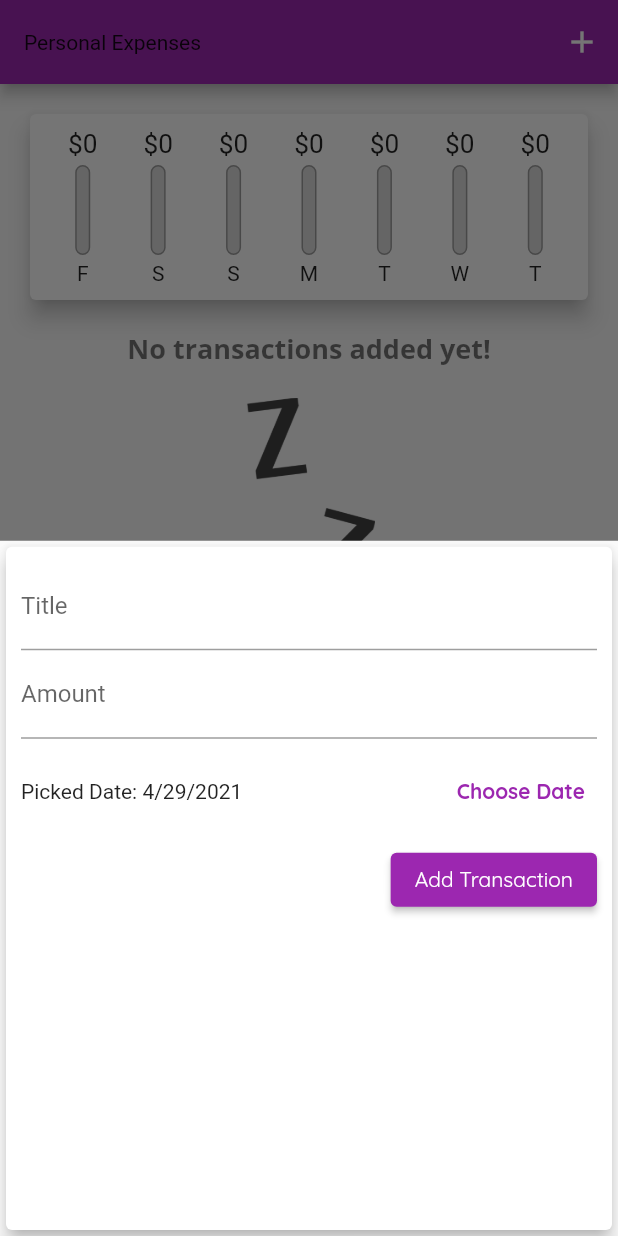
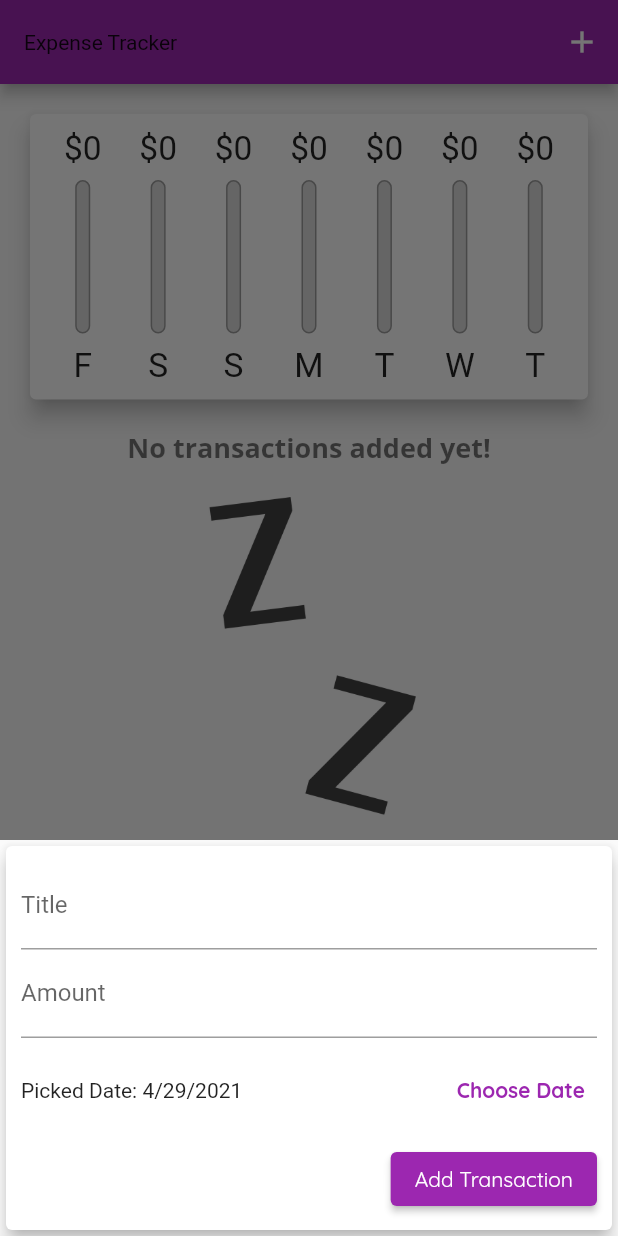
Before and after one commit to mal7othify/expense-tracker, a Flutter app: the screen it shows after launch, after a tap on the "add" icon, on a phone screen of 412 x 824 dp. Run offline on Flutter 3.47's test engine with Material 2 defaults, Android fonts, the phone set to English and light mode, and no system bars.

Commit message:
making the app responsive

```diff
--- a/lib/main.dart
+++ b/lib/main.dart
@@ -1,3 +1,6 @@
+import 'dart:io';
+
+import 'package:flutter/cupertino.dart';
 import 'package:flutter/material.dart';
 
 import './widgets/new_transaction.dart';
@@ -5,7 +8,14 @@ import './widgets/transaction_list.dart';
 import './widgets/chart.dart';
 import './models/transaction.dart';
 
-void main() => runApp(MyApp());
+void main() {
+  // In case we want the app to be locked in a specific orientation.
+  // SystemChrome.setPreferredOrientations([
+  //   DeviceOrientation.portraitUp,
+  //   DeviceOrientation.portraitUp,
+  // ]);
+  runApp(MyApp());
+}
 
 class MyApp extends StatelessWidget {
   @override
@@ -92,10 +102,13 @@ class _MyHomePageState extends State<MyHomePage> {
 
   @override
   Widget build(BuildContext context) {
-    return Scaffold(
-      appBar: AppBar(
+    // Adaptive behaviour
+    final mediaQuery = MediaQuery.of(context);
+
+    //Adaptive app bar for both Android and iOS
+    final appBar = AppBar(
       title: Text(
-          'Personal Expenses',
+        'Expense Tracker',
       ),
       actions: <Widget>[
         IconButton(
@@ -103,18 +116,37 @@ class _MyHomePageState extends State<MyHomePage> {
           onPressed: () => _startAddNewTransaction(context),
         ),
       ],
-      ),
-      body: SingleChildScrollView(
+    );
+
+    return Scaffold(
+      appBar: appBar,
+      body: SafeArea(
+        child: SingleChildScrollView(
           child: Column(
             crossAxisAlignment: CrossAxisAlignment.stretch,
             children: <Widget>[
-            Chart(_recentTransactions),
-            TransactionList(_userTransactions, _deleteTransaction),
+              Container(
+                height: (mediaQuery.size.height -
+                        appBar.preferredSize.height -
+                        mediaQuery.padding.top) *
+                    0.3,
+                child: Chart(_recentTransactions),
+              ),
+              Container(
+                height: (mediaQuery.size.height -
+                        appBar.preferredSize.height -
+                        mediaQuery.padding.top) *
+                    0.7,
+                child: TransactionList(_userTransactions, _deleteTransaction),
+              ),
             ],
           ),
         ),
+      ),
       floatingActionButtonLocation: FloatingActionButtonLocation.centerFloat,
-      floatingActionButton: FloatingActionButton(
+      floatingActionButton: Platform.isIOS
+          ? Container()
+          : FloatingActionButton(
               child: Icon(Icons.add),
               onPressed: () => _startAddNewTransaction(context),
             ),
--- a/lib/widgets/chart_bar.dart
+++ b/lib/widgets/chart_bar.dart
@@ -9,19 +9,21 @@ class ChartBar extends StatelessWidget {
 
   @override
   Widget build(BuildContext context) {
+    return LayoutBuilder(
+      builder: (ctx, constraints) {
         return Column(
           children: <Widget>[
             Container(
-          height: 20,
+              height: constraints.maxHeight * 0.15,
               child: FittedBox(
                 child: Text('\$${spendingAmount.toStringAsFixed(0)}'),
               ),
             ),
             SizedBox(
-          height: 4,
+              height: constraints.maxHeight * 0.05,
             ),
             Container(
-          height: 60,
+              height: constraints.maxHeight * 0.6,
               width: 10,
               child: Stack(
                 children: <Widget>[
@@ -45,10 +47,17 @@ class ChartBar extends StatelessWidget {
               ),
             ),
             SizedBox(
-          height: 4,
+              height: constraints.maxHeight * 0.05,
             ),
-        Text(label),
+            Container(
+              height: constraints.maxHeight * 0.15,
+              child: FittedBox(
+                child: Text(label),
+              ),
+            ),
           ],
+        );
+      },
     );
   }
 }
--- a/lib/widgets/new_transaction.dart
+++ b/lib/widgets/new_transaction.dart
@@ -1,3 +1,6 @@
+import 'dart:io';
+
+import 'package:flutter/cupertino.dart';
 import 'package:flutter/material.dart';
 import 'package:intl/intl.dart';
 
@@ -49,15 +52,20 @@ class _NewTransactionState extends State<NewTransaction> {
         _selectedDate = pickedDate;
       });
     });
-    print('...');
   }
 
   @override
   Widget build(BuildContext context) {
-    return Card(
+    return SingleChildScrollView(
+      child: Card(
         elevation: 5,
         child: Container(
-        padding: EdgeInsets.all(10),
+          padding: EdgeInsets.only(
+            top: 10,
+            left: 10,
+            right: 10,
+            bottom: MediaQuery.of(context).viewInsets.bottom + 10,
+          ),
           child: Column(
             crossAxisAlignment: CrossAxisAlignment.end,
             children: <Widget>[
@@ -81,8 +89,18 @@ class _NewTransactionState extends State<NewTransaction> {
                         'Picked Date: ${DateFormat.yMd().format(_selectedDate)}',
                       ),
                     ),
-                  TextButton(
-                    // style: ButtonStyle(foregroundColor: Theme.of(context).primaryColor ),
+                    Platform.isIOS
+                        ? CupertinoButton(
+                            child: Text(
+                              'Choose Date',
+                              style: TextStyle(
+                                fontWeight: FontWeight.bold,
+                              ),
+                            ),
+                            onPressed: _presentDatePicker,
+                          )
+                        : TextButton(
+                            // textColor: Theme.of(context).primaryColor,
                             child: Text(
                               'Choose Date',
                               style: TextStyle(
@@ -97,7 +115,7 @@ class _NewTransactionState extends State<NewTransaction> {
               ElevatedButton(
                 child: Text('Add Transaction'),
                 style: ButtonStyle(
-                  // foregroundColor: Theme.of(context).textTheme.button.color,
+                    // foregroundColor:  MaterialStateProperty.all<Color>(Theme.of(context).textTheme.button.color),
                     // backgroundColor: Theme.of(context).primaryColor,
                     ),
                 onPressed: _submitData,
@@ -105,6 +123,7 @@ class _NewTransactionState extends State<NewTransaction> {
             ],
           ),
         ),
+      ),
     );
   }
 }
--- a/lib/widgets/transaction_list.dart
+++ b/lib/widgets/transaction_list.dart
@@ -11,10 +11,9 @@ class TransactionList extends StatelessWidget {
 
   @override
   Widget build(BuildContext context) {
-    return Container(
-      height: 450,
-      child: transactions.isEmpty
-          ? Column(
+    return transactions.isEmpty
+        ? LayoutBuilder(builder: (ctx, constraints) {
+            return Column(
               children: <Widget>[
                 Text(
                   'No transactions added yet!',
@@ -24,13 +23,14 @@ class TransactionList extends StatelessWidget {
                   height: 20,
                 ),
                 Container(
-                    height: 200,
+                    height: constraints.maxHeight * 0.6,
                     child: Image.asset(
                       'assets/images/waiting.png',
                       fit: BoxFit.cover,
                     )),
               ],
-            )
+            );
+          })
         : ListView.builder(
             itemBuilder: (ctx, index) {
               return Card(
@@ -56,7 +56,17 @@ class TransactionList extends StatelessWidget {
                   subtitle: Text(
                     DateFormat.yMMMd().format(transactions[index].date),
                   ),
-                    trailing: IconButton(
+                  trailing: MediaQuery.of(context).size.width > 460
+                      ? TextButton.icon(
+                          icon: Icon(Icons.delete),
+                          label: Text('Delete'),
+                          style: ButtonStyle(
+                            foregroundColor:
+                                MaterialStateProperty.all<Color>(Colors.red),
+                          ),
+                          onPressed: () => deleteTx(transactions[index].id),
+                        )
+                      : IconButton(
                           icon: Icon(Icons.delete),
                           color: Theme.of(context).errorColor,
                           onPressed: () => deleteTx(transactions[index].id),
@@ -65,7 +75,6 @@ class TransactionList extends StatelessWidget {
               );
             },
             itemCount: transactions.length,
-            ),
           );
   }
 }
```
Lines whose indentation alone changed are shown as unchanged.
